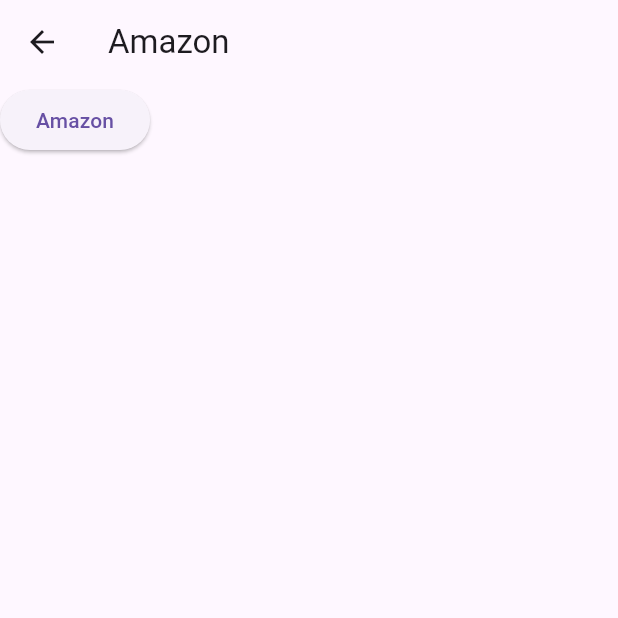
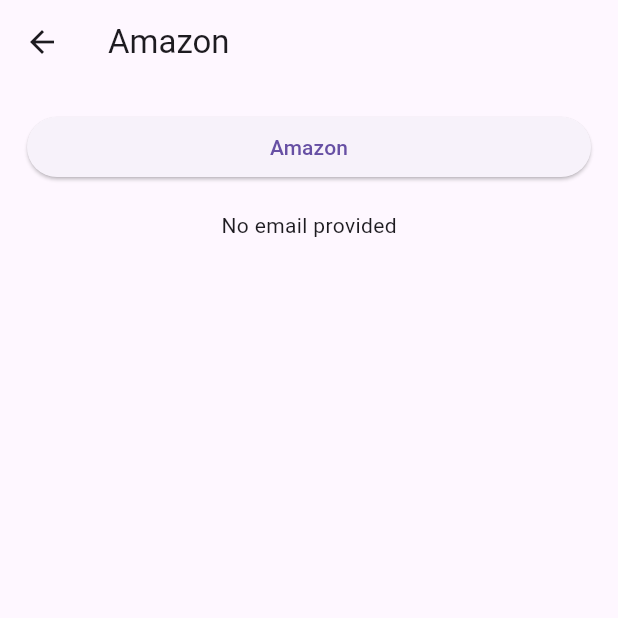
Before and after one commit to highwingers/flutter_playground, a Flutter app: the Amazon screen opened directly, after a tap on "Amazon", on a phone screen of 412 x 824 dp, the top half of it. Run offline on Flutter 3.47's test engine with Material 3 defaults, Android fonts, the phone set to English and light mode, and no system bars; our stand-ins replace app_links, firebase_auth, firebase_core, geocoding, geolocator, google_sign_in and 1 more; missing offline and left inert: flutter_web_auth_2; accounts and stored records are empty.

Commit message:
amazon login

```diff
--- a/lib/pages/amazon.dart
+++ b/lib/pages/amazon.dart
@@ -1,11 +1,13 @@
 import 'package:flutter/material.dart';
+import 'package:flutter_web_auth_2/flutter_web_auth_2.dart';
 
 class Amazon extends StatefulWidget {
   final String? foo;
+  String? email; // Optional email parameter, if needed.
   // This is just a placeholder for the foo parameter.
 
-  Amazon({this.foo, Key? key}) : super(key: key) {
-    print('I got the value $foo');
+  Amazon({this.foo, this.email, Key? key}) : super(key: key) {
+    print('I got the value $email');
   }
 
   @override
@@ -13,12 +15,46 @@ class Amazon extends StatefulWidget {
 }
 
 class _AmazonState extends State<Amazon> {
+  void initState() {
+    super.initState();
+    // You can perform any initialization here if needed.
+  }
+
   @override
   Widget build(BuildContext context) {
     return Scaffold(
       appBar: AppBar(title: Text('Amazon')),
       body: Column(
-        children: [ElevatedButton(onPressed: () {}, child: Text('Amazon'))],
+        children: [
+          Row(
+            children: [
+              Expanded(
+                child: Padding(
+                  padding: const EdgeInsets.all(18.0),
+                  child: ElevatedButton(
+                    onPressed: () async {
+                      final clientId =
+                          'amzn1.application-oa2-client.48a0a930a4c1487292794602426a1935';
+                      final redirectUrl =
+                          'https://smartazan.saqibkhan.com/alexa/api/AmazonLwa/mobile-sign-in-response';
+
+                      final authUrl =
+                          'https://www.amazon.com/ap/oa?client_id=$clientId&scope=profile&response_type=code&redirect_uri=$redirectUrl';
+
+                      final result = await FlutterWebAuth2.authenticate(
+                        url: authUrl,
+                        callbackUrlScheme:
+                            'https', // Important to match your backend scheme
+                      );
+                    },
+                    child: Text('Amazon'),
+                  ),
+                ),
+              ),
+            ],
+          ),
+          Text(widget.email ?? 'No email provided'),
+        ],
       ),
     );
   }
--- a/lib/pages/home.dart
+++ b/lib/pages/home.dart
@@ -32,12 +32,15 @@ class _HomeState extends State<Home> {
       if (uri.host == 'open') {
         final String foo = uri.queryParameters['foo'] ?? "";
         final baz = uri.queryParameters['baz'];
+        final email = uri.queryParameters['email'];
 
         if (foo == 'amazon') {
           WidgetsBinding.instance.addPostFrameCallback((_) {
             Navigator.push(
               context,
-              MaterialPageRoute(builder: (_) => Amazon(foo: foo)),
+              MaterialPageRoute(
+                builder: (_) => Amazon(foo: foo, email: email),
+              ),
             );
           });
         }
```
